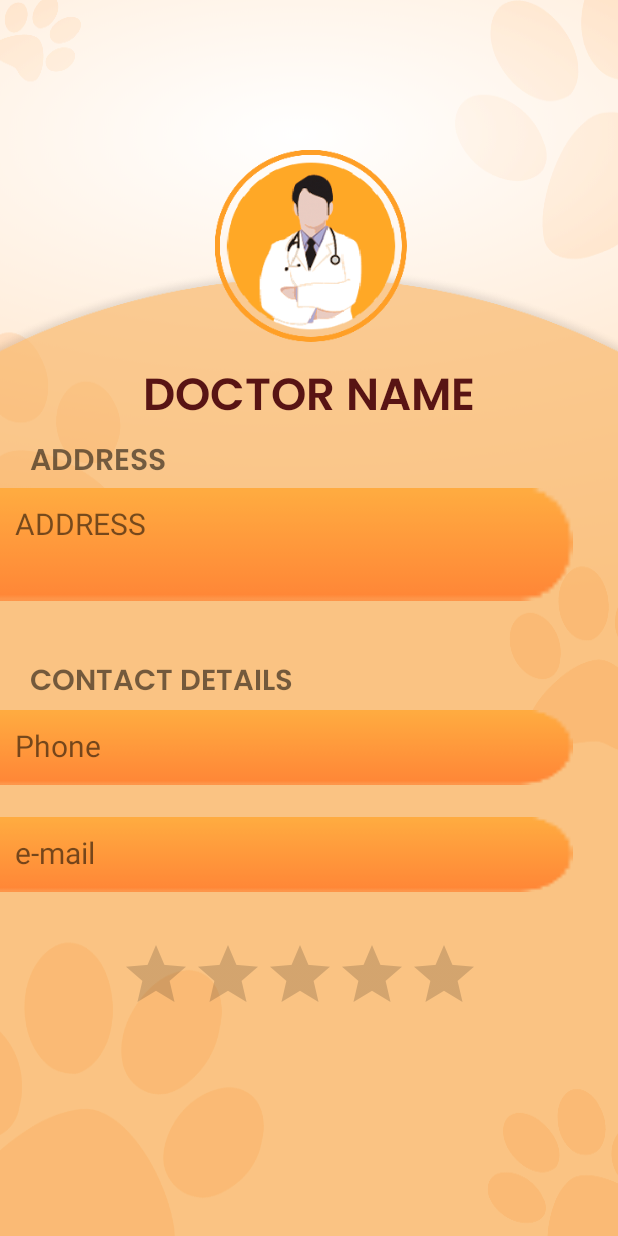
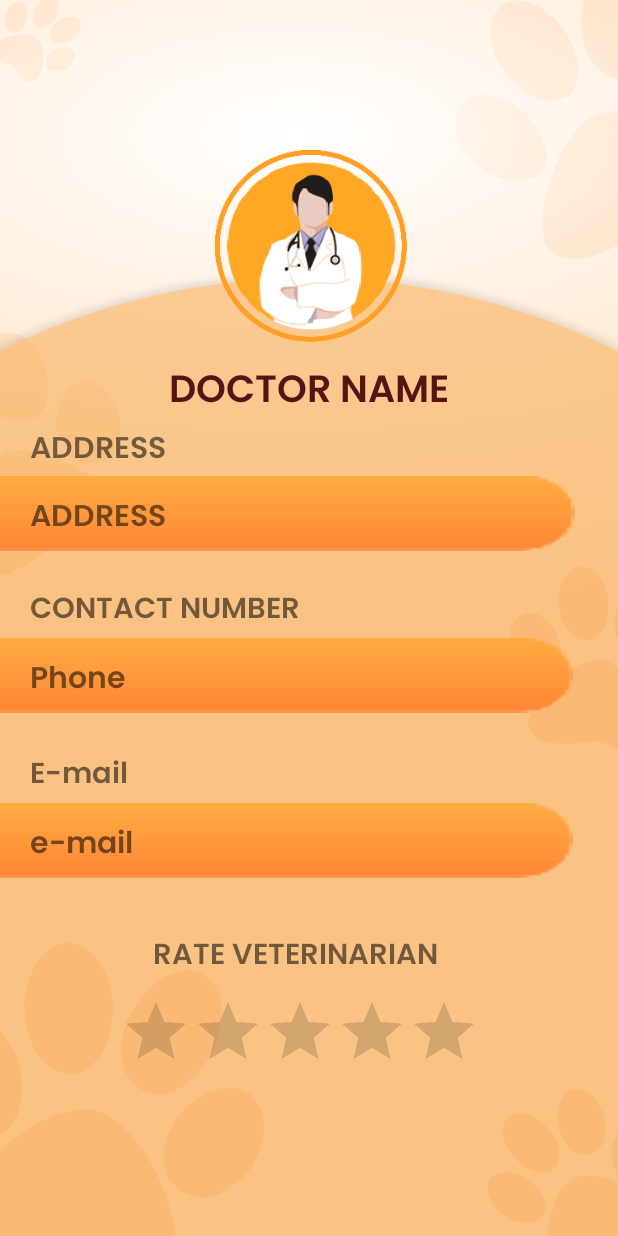
Before and after one commit to MIHIRANGA99/MAD-Project, an Android app: the VetProfile screen opened directly, with no data from a screen before it, on a phone screen of 412 x 824 dp. Run offline under Robolectric (Android 15) with nearby library versions, the phone set to English and light mode, and no system bars.

Commit message:
Search, Vet List and Vet Profile Created

```diff
--- a/app/src/main/java/com/example/woofnew/VeterinarianList.java
+++ b/app/src/main/java/com/example/woofnew/VeterinarianList.java
@@ -2,10 +2,13 @@ package com.example.woofnew;
 
 import androidx.annotation.NonNull;
 import androidx.appcompat.app.AppCompatActivity;
+import androidx.cardview.widget.CardView;
 import androidx.recyclerview.widget.LinearLayoutManager;
 import androidx.recyclerview.widget.RecyclerView;
 
+import android.content.Intent;
 import android.os.Bundle;
+import android.view.View;
 
 import com.google.firebase.database.DataSnapshot;
 import com.google.firebase.database.DatabaseError;
--- a/app/src/main/res/layout/activity_vet_profile.xml
+++ b/app/src/main/res/layout/activity_vet_profile.xml
@@ -24,10 +24,10 @@
         android:layout_marginTop="12dp"
         android:fontFamily="@font/poppins_semibold"
         android:gravity="center"
-        android:text="Doctor name"
+        android:text="@string/doctor_name"
         android:textAllCaps="true"
         android:textColor="@color/maroon"
-        android:textSize="30dp" />
+        android:textSize="25sp" />
 
     <TextView
         android:id="@+id/adressTV"
@@ -37,18 +37,19 @@
         android:layout_marginStart="20sp"
         android:layout_marginTop="0dp"
         android:fontFamily="@font/poppins_semibold"
-        android:text="ADDRESS"
+        android:text="@string/address_vetri"
         android:textSize="20sp" />
 
     <TextView
         android:id="@+id/address_doc"
-        android:layout_width="match_parent"
-        android:layout_height="75dp"
+        android:layout_width="383dp"
+        android:layout_height="50dp"
         android:layout_below="@id/adressTV"
-        android:layout_marginEnd="30dp"
         android:background="@drawable/tv_vet"
-        android:padding="10dp"
-        android:text="ADDRESS"
+        android:paddingStart="20dp"
+        android:paddingTop="11dp"
+        android:fontFamily="@font/poppins_semibold"
+        android:text="@string/address_doc"
         android:textAllCaps="true"
         android:textSize="20sp" />
 
@@ -58,9 +59,9 @@
         android:layout_height="wrap_content"
         android:layout_below="@id/address_doc"
         android:layout_marginStart="20sp"
-        android:layout_marginTop="38dp"
+        android:layout_marginTop="23dp"
         android:fontFamily="@font/poppins_semibold"
-        android:text="CONTACT DETAILS"
+        android:text="@string/contact_number"
         android:textSize="19sp" />
 
     <TextView
@@ -71,28 +72,56 @@
         android:layout_marginTop="1dp"
         android:layout_marginEnd="30dp"
         android:background="@drawable/tv_vet"
-        android:padding="10dp"
-        android:text="Phone"
+        android:fontFamily="@font/poppins_semibold"
+        android:paddingStart="20dp"
+        android:paddingTop="11dp"
+        android:text="@string/phone_vetri"
         android:textSize="20sp" />
+
+    <TextView
+        android:id="@+id/emailTV"
+        android:layout_width="383dp"
+        android:layout_height="wrap_content"
+        android:layout_below="@id/phone_doc"
+        android:layout_marginStart="20sp"
+        android:layout_marginTop="25dp"
+        android:fontFamily="@font/poppins_semibold"
+        android:text="@string/e_mail_doc"
+        android:textSize="19sp" />
 
     <TextView
         android:id="@+id/mail_doc"
         android:layout_width="match_parent"
         android:layout_height="50dp"
-        android:layout_below="@id/phone_doc"
-        android:layout_marginTop="21dp"
+        android:layout_below="@id/emailTV"
+        android:layout_marginTop="1dp"
         android:layout_marginEnd="30dp"
         android:background="@drawable/tv_vet"
-        android:padding="10dp"
-        android:text="e-mail"
+        android:paddingStart="20dp"
+        android:paddingTop="11dp"
+        android:fontFamily="@font/poppins_semibold"
+        android:text="@string/e_mail_vet"
         android:textSize="20sp" />
+
+    <TextView
+        android:id="@+id/rating"
+        android:layout_width="329dp"
+        android:layout_height="wrap_content"
+        android:layout_below="@id/mail_doc"
+        android:layout_alignParentStart="true"
+        android:layout_marginStart="32dp"
+        android:layout_marginTop="36dp"
+        android:fontFamily="@font/poppins_semibold"
+        android:gravity="center"
+        android:text="@string/rate_veterinarian"
+        android:textSize="19sp" />
 
     <RatingBar
         android:layout_width="wrap_content"
         android:layout_height="wrap_content"
-        android:layout_below="@id/mail_doc"
+        android:layout_below="@id/rating"
         android:layout_marginStart="80dp"
-        android:layout_marginTop="31dp"
+        android:layout_marginTop="9dp"
         android:numStars="5" />
 
 </RelativeLayout>
--- a/app/src/main/res/values/strings.xml
+++ b/app/src/main/res/values/strings.xml
@@ -49,7 +49,16 @@
     <string name="colon4">:</string>
     <string name="vaccupdatebtn">UPDATE</string>
     <string name="vaccdeletebtn">DELETE</string>
-
+    <string name="doctor_name">Doctor name</string>
+    <string name="address_doc">ADDRESS</string>
+    <string name="contact_number">CONTACT NUMBER</string>
+    <string name="rate_veterinarian">RATE VETERINARIAN</string>
+    <string name="e_mail_vet">e-mail</string>
+    <string name="e_mail_doc">E-mail</string>
+    <string name="address_vetri">ADDRESS</string>
+    <string name="phone_vetri">Phone</string>
+    <string name="address_veterinarian">Address</string>
+    <string name="veterinarian_name">Vet Name</string>
 
 
 </resources>
```
Also changed, not shown: app/src/main/java/com/example/woofnew/User.java (+9 -1 lines), app/src/main/java/com/example/woofnew/VetAdapter.java (+19 -2 lines), app/src/main/java/com/example/woofnew/VetProfile.java (+26 -0 lines), app/src/main/res/layout/item.xml (+18 -33 lines).
